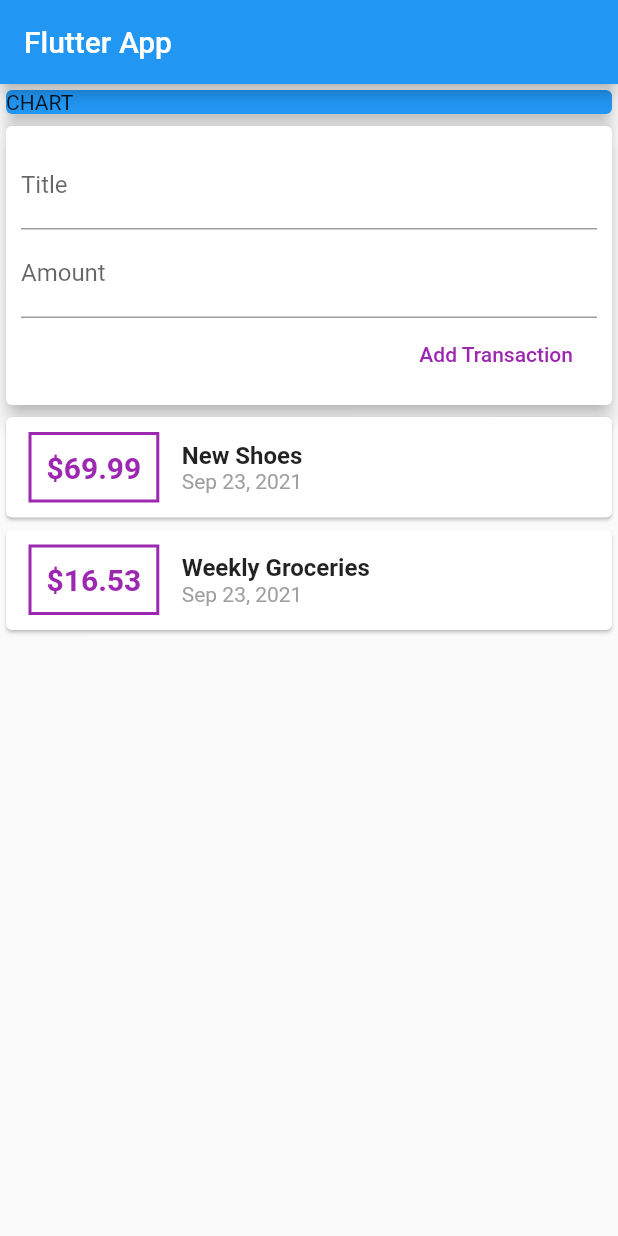
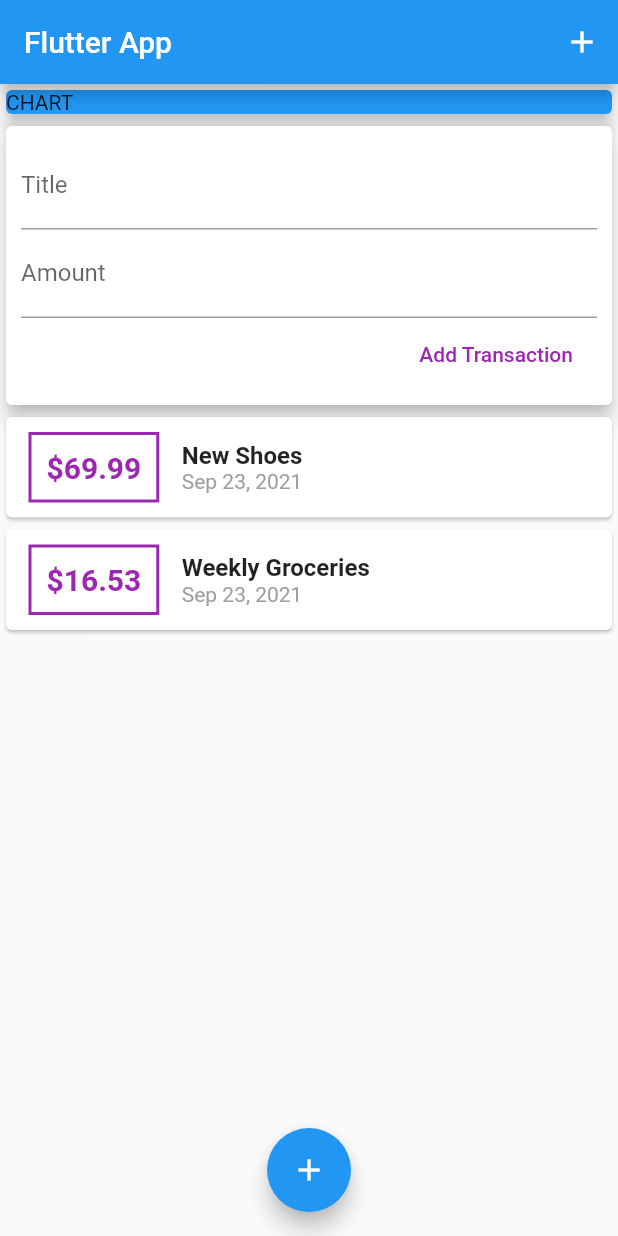
Before and after one commit to jvillarreal2016/Flutter_Project_2, a Flutter app: the screen it shows after launch, after a tap on "Add Transaction", on a phone screen of 412 x 824 dp. Run offline on Flutter 3.47's test engine with Material 2 defaults, Android fonts, the phone set to English and light mode, and no system bars.

Commit message:
updated center floating button and UI

```diff
--- a/lib/main.dart
+++ b/lib/main.dart
@@ -26,8 +26,17 @@ class MyHomePage extends StatelessWidget {
   @override
   Widget build(BuildContext context) {
     return Scaffold(
-      appBar: AppBar(title: Text('Flutter App')),
-      body: Column(
+      appBar: AppBar(
+        title: Text('Flutter App'),
+        actions: <Widget>[
+          IconButton(
+            icon: Icon(Icons.add),
+            onPressed: () {},
+          ),
+        ],
+      ),
+      body: SingleChildScrollView(
+        child: Column(
           // mainAxisAlignment: MainAxisAlignment.spaceAround,
           crossAxisAlignment: CrossAxisAlignment.stretch,
           children: <Widget>[
@@ -42,6 +51,12 @@ class MyHomePage extends StatelessWidget {
             UserTransactions()
           ],
         ),
+      ),
+      floatingActionButtonLocation: FloatingActionButtonLocation.centerFloat,
+      floatingActionButton: FloatingActionButton(
+        child: Icon(Icons.add),
+        onPressed: () {},
+      ),
     );
   }
 }
--- a/lib/widgets/new_transactions.dart
+++ b/lib/widgets/new_transactions.dart
@@ -6,6 +6,20 @@ class NewTransaction extends StatelessWidget {
   final amountController = TextEditingController();
 
   NewTransaction(this.addTx);
+
+  void submitData() {
+    final enteredTitle = titleController.text;
+    final entertedAmount = double.parse(amountController.text);
+
+    if (enteredTitle.isEmpty || entertedAmount <= 0) {
+      return;
+    }
+
+    addTx(
+      enteredTitle,
+      entertedAmount,
+    );
+  }
 
   @override
   Widget build(BuildContext context) {
@@ -19,6 +33,7 @@ class NewTransaction extends StatelessWidget {
             TextField(
               decoration: InputDecoration(labelText: 'Title'),
               controller: titleController,
+              onSubmitted: (_) => submitData,
               // onChanged: (val) {
               //   titleInput = val;
               // },
@@ -26,15 +41,14 @@ class NewTransaction extends StatelessWidget {
             TextField(
               decoration: InputDecoration(labelText: 'Amount'),
               controller: amountController,
+              keyboardType: TextInputType.number,
+              onSubmitted: (_) => submitData,
               // onChanged: (val) => amountInput = val,
             ),
             FlatButton(
               child: Text('Add Transaction'),
               textColor: Colors.purple,
-              onPressed: () {
-                addTx(
-                    titleController.text, double.parse(amountController.text));
-              },
+              onPressed: submitData,
             )
           ],
         ),
--- a/lib/widgets/transactionList.dart
+++ b/lib/widgets/transactionList.dart
@@ -11,9 +11,8 @@ class TransactionList extends StatelessWidget {
   Widget build(BuildContext context) {
     return Container(
       height: 300,
-      child: SingleChildScrollView(
-        child: Column(
-          children: transactions.map((tx) {
+      child: ListView.builder(
+        itemBuilder: (ctx, index) {
           return Card(
             child: Row(
               children: <Widget>[
@@ -27,7 +26,7 @@ class TransactionList extends StatelessWidget {
                   ),
                   padding: EdgeInsets.all(10),
                   child: Text(
-                      '\$${tx.amount}',
+                    '\$${transactions[index].amount.toStringAsFixed(2)}', //makes 2 decimals
                     style: TextStyle(
                       fontWeight: FontWeight.bold,
                       fontSize: 20,
@@ -39,14 +38,14 @@ class TransactionList extends StatelessWidget {
                   crossAxisAlignment: CrossAxisAlignment.start,
                   children: <Widget>[
                     Text(
-                        tx.title,
+                      transactions[index].title,
                       style: TextStyle(
                         fontSize: 16,
                         fontWeight: FontWeight.bold,
                       ),
                     ),
                     Text(
-                        DateFormat.yMMMd().format(tx.date),
+                      DateFormat.yMMMd().format(transactions[index].date),
                       style: TextStyle(color: Colors.grey),
                     ),
                   ],
@@ -54,8 +53,8 @@ class TransactionList extends StatelessWidget {
               ],
             ),
           );
-          }).toList(),
-        ),
+        },
+        itemCount: transactions.length,
       ),
     );
   }
```
Lines whose indentation alone changed are shown as unchanged.
